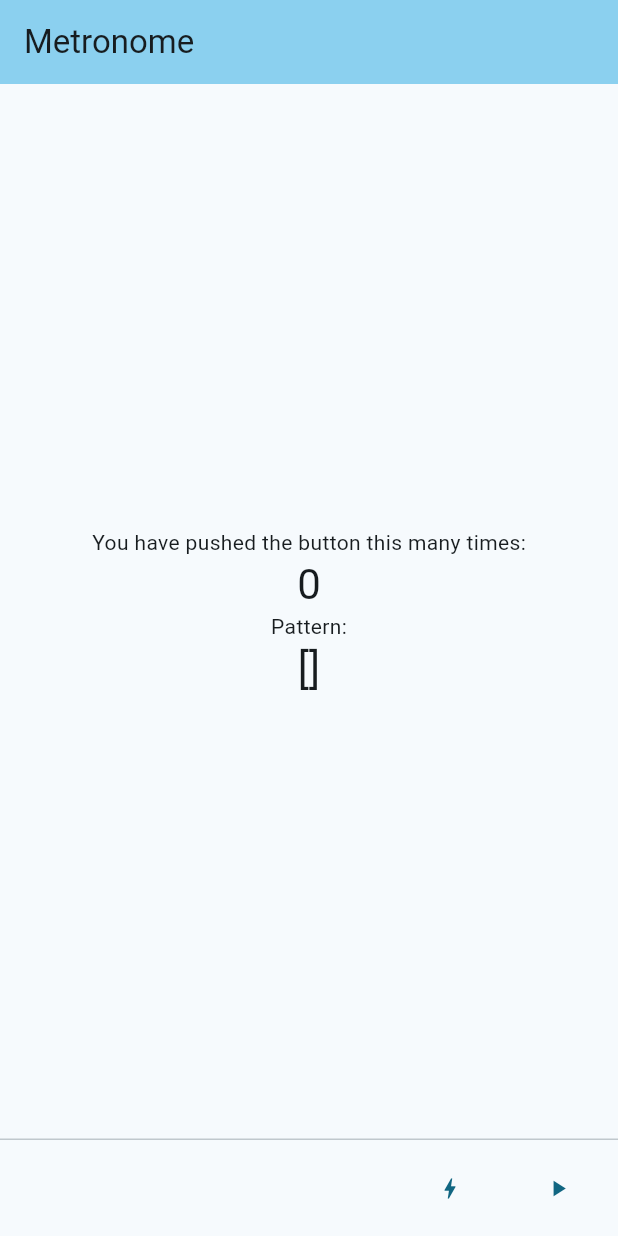
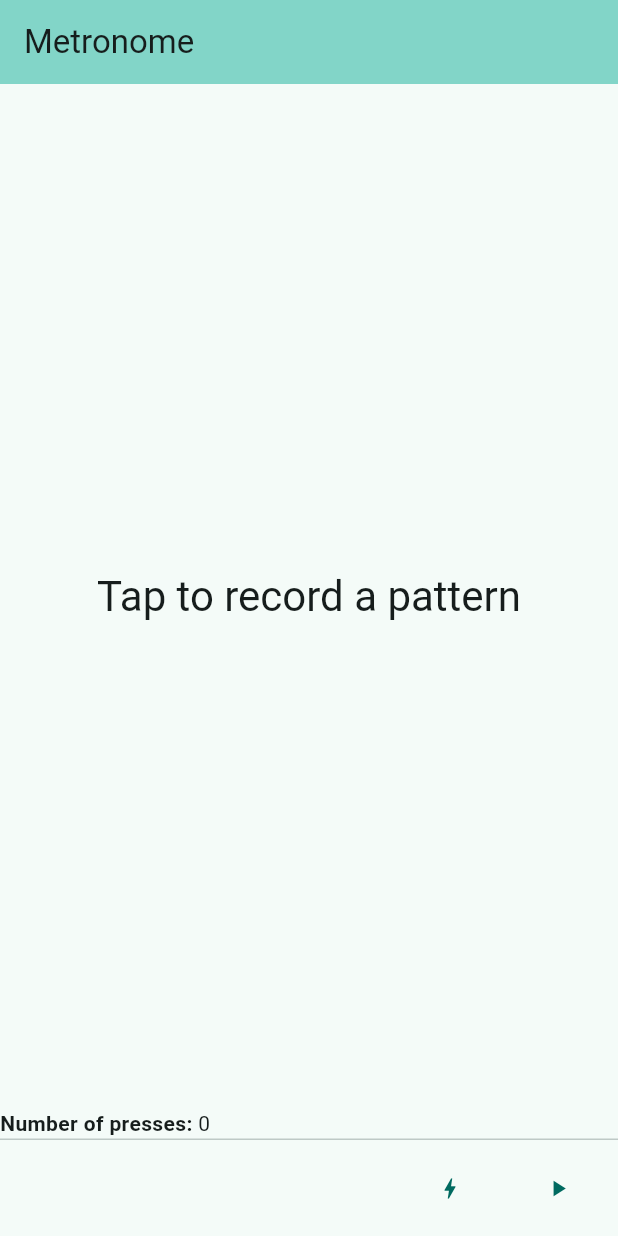
Before and after one commit to JosemyDuarte/Flashy, a Flutter app: the screen it shows after launch, on a phone screen of 412 x 824 dp. Run offline on Flutter 3.47's test engine with Material 2 defaults, Android fonts, the phone set to English and light mode, and no system bars.

```diff
--- a/lib/main.dart
+++ b/lib/main.dart
@@ -14,22 +14,7 @@ class MyApp extends StatelessWidget {
     return MaterialApp(
       title: 'Metronome',
       theme: ThemeData(
-        // This is the theme of your application.
-        //
-        // TRY THIS: Try running your application with "flutter run". You'll see
-        // the application has a blue toolbar. Then, without quitting the app,
-        // try changing the seedColor in the colorScheme below to Colors.green
-        // and then invoke "hot reload" (save your changes or press the "hot
-        // reload" button in a Flutter-supported IDE, or press "r" if you used
-        // the command line to start the app).
-        //
-        // Notice that the counter didn't reset back to zero; the application
-        // state is not lost during the reload. To reset the state, use hot
-        // restart instead.
-        //
-        // This works for code too, not just values: Most code changes can be
-        // tested with just a hot reload.
-        colorScheme: ColorScheme.fromSeed(seedColor: Colors.blueGrey),
+        colorScheme: ColorScheme.fromSeed(seedColor: Colors.teal),
         useMaterial3: true,
       ),
       home: const MyHomePage(title: 'Metronome'),
@@ -96,29 +81,31 @@ class _MyHomePageState extends State<MyHomePage> {
       ),
       body: GestureDetector(
         onTap: _recordPress,
-        child: Center(
-          child: InkWell(
-            onTap: _recordPress, // This ensures the InkWell is tappable
-            child: Column(
-              mainAxisAlignment: MainAxisAlignment.center,
-              children: <Widget>[
+        child: Column(
+          children: <Widget>[
+            Expanded(
+              child: InkWell(
+                onTap: _recordPress,
+                child: Center(
+                  child: Text(
+                    'Tap to record a pattern',
+                    style: Theme.of(context).textTheme.headlineMedium,
+                  ),
+                ),
+              ),
+            ),
+            Row(
+              children: [
                 const Text(
-                  'You have pushed the button this many times:',
+                  'Number of presses: ',
+                  style: TextStyle(
+                    fontWeight: FontWeight.bold,
+                  ),
                 ),
-                Text(
-                  '${_presses.length}',
-                  style: Theme.of(context).textTheme.headlineMedium,
-                ),
-                const Text(
-                  'Pattern:',
-                ),
-                Text(
-                  '${_durations}',
-                  style: Theme.of(context).textTheme.headlineMedium,
-                ),
+                Text('${_presses.length}'),
               ],
-            ),
-          ),
+            )
+          ],
         ),
       ),
       persistentFooterButtons: <Widget>[
@@ -131,7 +118,8 @@ class _MyHomePageState extends State<MyHomePage> {
             Navigator.push(
               context,
               MaterialPageRoute(
-                builder: (context) => PatternBackgroundWidget(pattern: _durations),
+                builder: (context) =>
+                    PatternBackgroundWidget(pattern: _durations),
               ),
             );
           },
```
